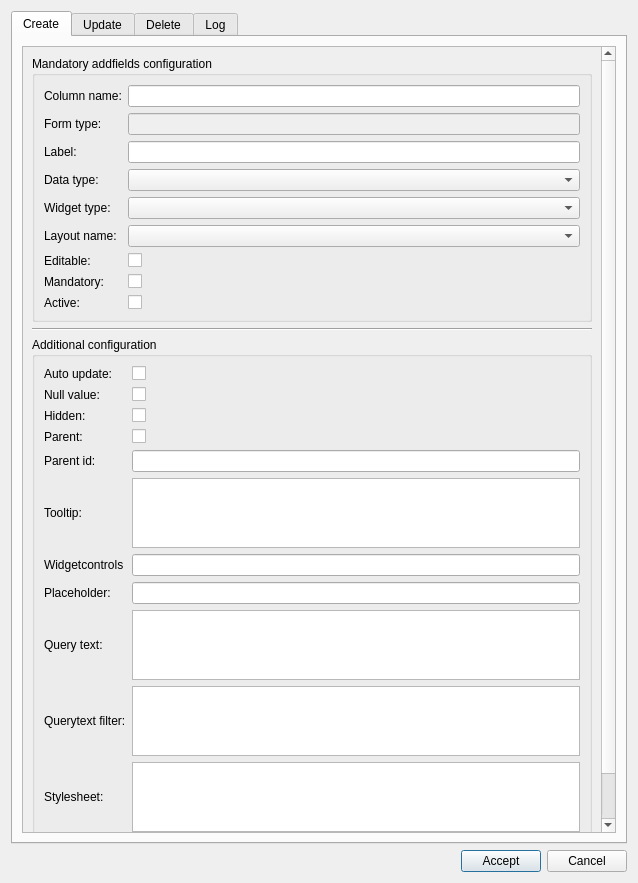
The window that core/ui/admin/admin_addfields.ui (Giswater/giswater_qgis_plugin) describes before a commit, drawn with Qt 5.
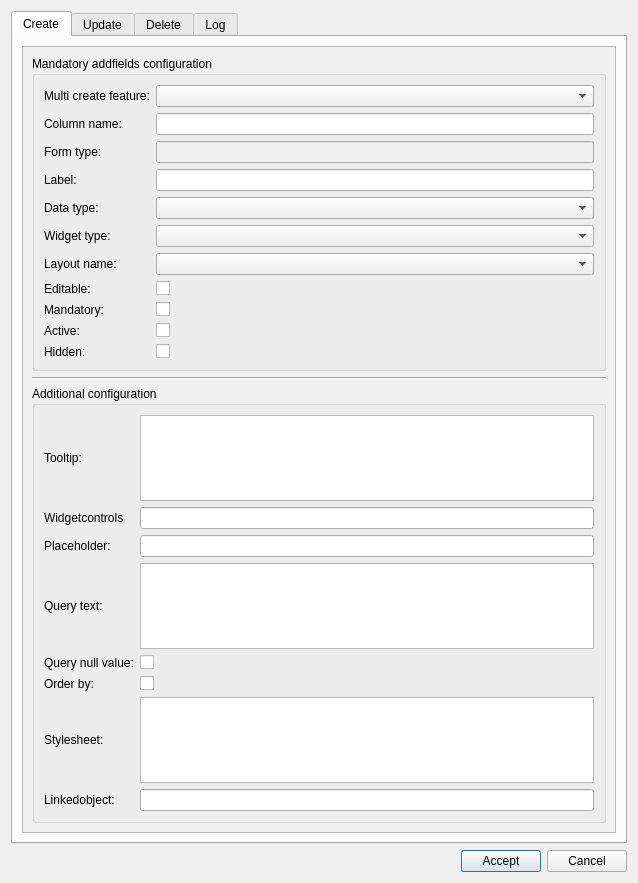
The same window after the commit.

Commit message: Add mulitcreate widget on admin ui and logic to multicreate on admin_btn

The edit to the form file:
```diff
--- a/core/ui/admin/admin_addfields.ui
+++ b/core/ui/admin/admin_addfields.ui
@@ -65,8 +65,8 @@
            <rect>
             <x>0</x>
             <y>0</y>
-            <width>577</width>
-            <height>839</height>
+            <width>594</width>
+            <height>788</height>
            </rect>
           </property>
           <layout class="QVBoxLayout" name="verticalLayout">
@@ -79,114 +79,138 @@
               <item>
                <layout class="QGridLayout" name="gridLayout_6">
                 <item row="2" column="0">
-                 <widget class="QLabel" name="lbl_label">
-                  <property name="text">
-                   <string>Label:</string>
-                  </property>
-                 </widget>
-                </item>
-                <item row="2" column="1">
-                 <widget class="QLineEdit" name="label"/>
-                </item>
-                <item row="1" column="0">
                  <widget class="QLabel" name="lbl_formtype">
                   <property name="text">
                    <string>Form type:</string>
                   </property>
                  </widget>
                 </item>
-                <item row="9" column="0">
-                 <widget class="QLabel" name="lbl_active">
-                  <property name="text">
-                   <string>Active:</string>
-                  </property>
-                 </widget>
-                </item>
-                <item row="9" column="1">
-                 <widget class="QCheckBox" name="active">
-                  <property name="text">
-                   <string/>
-                  </property>
-                 </widget>
-                </item>
-                <item row="7" column="1">
+                <item row="8" column="1">
                  <widget class="QCheckBox" name="iseditable">
                   <property name="text">
                    <string/>
                   </property>
                  </widget>
                 </item>
-                <item row="4" column="0">
+                <item row="5" column="1">
+                 <widget class="QComboBox" name="widgettype"/>
+                </item>
+                <item row="5" column="0">
                  <widget class="QLabel" name="lbl_widgettype">
                   <property name="text">
                    <string>Widget type:</string>
                   </property>
                  </widget>
                 </item>
+                <item row="10" column="0">
+                 <widget class="QLabel" name="lbl_active">
+                  <property name="text">
+                   <string>Active:</string>
+                  </property>
+                 </widget>
+                </item>
+                <item row="8" column="0">
+                 <widget class="QLabel" name="lbl_iseditable">
+                  <property name="text">
+                   <string>Editable:</string>
+                  </property>
+                 </widget>
+                </item>
                 <item row="1" column="1">
-                 <widget class="QLineEdit" name="formtype">
-                  <property name="enabled">
-                   <bool>false</bool>
-                  </property>
-                  <property name="text">
-                   <string/>
-                  </property>
-                 </widget>
+                 <widget class="QLineEdit" name="columnname"/>
                 </item>
-                <item row="8" column="1">
+                <item row="3" column="1">
+                 <widget class="QLineEdit" name="label"/>
+                </item>
+                <item row="9" column="1">
                  <widget class="QCheckBox" name="ismandatory">
                   <property name="text">
                    <string/>
                   </property>
                  </widget>
                 </item>
-                <item row="3" column="0">
+                <item row="11" column="0">
+                 <widget class="QLabel" name="lbl_hidden">
+                  <property name="text">
+                   <string>Hidden:</string>
+                  </property>
+                 </widget>
+                </item>
+                <item row="11" column="1">
+                 <widget class="QCheckBox" name="hidden">
+                  <property name="text">
+                   <string/>
+                  </property>
+                 </widget>
+                </item>
+                <item row="4" column="0">
                  <widget class="QLabel" name="lbl_datatype">
                   <property name="text">
                    <string>Data type:</string>
                   </property>
                  </widget>
                 </item>
-                <item row="3" column="1">
-                 <widget class="QComboBox" name="datatype"/>
+                <item row="10" column="1">
+                 <widget class="QCheckBox" name="active">
+                  <property name="text">
+                   <string/>
+                  </property>
+                 </widget>
                 </item>
-                <item row="0" column="1">
-                 <widget class="QLineEdit" name="columnname"/>
-                </item>
-                <item row="0" column="0">
+                <item row="1" column="0">
                  <widget class="QLabel" name="lbl_columnname">
                   <property name="text">
                    <string>Column name:</string>
                   </property>
                  </widget>
                 </item>
-                <item row="4" column="1">
-                 <widget class="QComboBox" name="widgettype"/>
-                </item>
-                <item row="7" column="0">
-                 <widget class="QLabel" name="lbl_iseditable">
-                  <property name="text">
-                   <string>Editable:</string>
-                  </property>
-                 </widget>
-                </item>
-                <item row="8" column="0">
+                <item row="9" column="0">
                  <widget class="QLabel" name="lbl_ismandatory">
                   <property name="text">
                    <string>Mandatory:</string>
                   </property>
                  </widget>
                 </item>
-                <item row="5" column="1">
+                <item row="6" column="1">
                  <widget class="QComboBox" name="layoutname"/>
                 </item>
-                <item row="5" column="0">
+                <item row="2" column="1">
+                 <widget class="QLineEdit" name="formtype">
+                  <property name="enabled">
+                   <bool>false</bool>
+                  </property>
+                  <property name="text">
+                   <string/>
+                  </property>
+                 </widget>
+                </item>
+                <item row="3" column="0">
+                 <widget class="QLabel" name="lbl_label">
+                  <property name="text">
+                   <string>Label:</string>
+                  </property>
+                 </widget>
+                </item>
+                <item row="6" column="0">
                  <widget class="QLabel" name="lbl_layoutname">
                   <property name="text">
                    <string>Layout name:</string>
                   </property>
                  </widget>
                 </item>
+                <item row="4" column="1">
+                 <widget class="QComboBox" name="datatype"/>
+                </item>
+                <item row="0" column="0">
+                 <widget class="QLabel" name="lbl_multifeaturetype">
+                  <property name="text">
+                   <string>Multi create feature:</string>
+                  </property>
+                 </widget>
+                </item>
+                <item row="0" column="1">
+                 <widget class="QComboBox" name="featuretype"/>
+                </item>
                </layout>
               </item>
              </layout>
@@ -207,146 +231,98 @@
              <layout class="QVBoxLayout" name="verticalLayout_2">
               <item>
                <layout class="QGridLayout" name="gridLayout_7">
-                <item row="9" column="2">
-                 <widget class="QLineEdit" name="placeholder"/>
-                </item>
-                <item row="10" column="2">
-                 <widget class="QPlainTextEdit" name="dv_querytext"/>
-                </item>
-                <item row="9" column="0">
-                 <widget class="QLabel" name="lbl_placeholder">
-                  <property name="text">
-                   <string>Placeholder:</string>
-                  </property>
-                 </widget>
-                </item>
-                <item row="3" column="0">
-                 <widget class="QLabel" name="lbl_dv_isnullvalue">
-                  <property name="text">
-                   <string>Null value:</string>
-                  </property>
-                 </widget>
-                </item>
-                <item row="7" column="0">
-                 <widget class="QLabel" name="lbl_tooltip">
-                  <property name="text">
-                   <string>Tooltip:</string>
-                  </property>
-                 </widget>
-                </item>
-                <item row="6" column="2">
-                 <widget class="QLineEdit" name="dv_parent_id"/>
-                </item>
-                <item row="3" column="2">
-                 <widget class="QCheckBox" name="dv_isnullvalue">
-                  <property name="text">
-                   <string/>
-                  </property>
-                 </widget>
-                </item>
-                <item row="2" column="2">
-                 <widget class="QCheckBox" name="isautoupdate">
-                  <property name="text">
-                   <string/>
-                  </property>
-                 </widget>
-                </item>
-                <item row="2" column="0">
-                 <widget class="QLabel" name="lbl_isautoupdate">
-                  <property name="text">
-                   <string>Auto update:</string>
-                  </property>
-                 </widget>
-                </item>
-                <item row="7" column="2">
-                 <widget class="QPlainTextEdit" name="tooltip"/>
-                </item>
-                <item row="10" column="0">
+                <item row="6" column="0">
                  <widget class="QLabel" name="lbl_dv_querytext">
                   <property name="text">
                    <string>Query text:</string>
                   </property>
                  </widget>
                 </item>
-                <item row="5" column="2">
-                 <widget class="QCheckBox" name="isparent">
+                <item row="8" column="0">
+                 <widget class="QLabel" name="lbl_dv_orderby">
                   <property name="text">
-                   <string/>
+                   <string>Order by:</string>
                   </property>
                  </widget>
                 </item>
-                <item row="12" column="0">
+                <item row="5" column="0">
+                 <widget class="QLabel" name="lbl_placeholder">
+                  <property name="text">
+                   <string>Placeholder:</string>
+                  </property>
+                 </widget>
+                </item>
+                <item row="10" column="0">
+                 <widget class="QLabel" name="lbl_linkedobject">
+                  <property name="text">
+                   <string>Linkedobject:</string>
+                  </property>
+                 </widget>
+                </item>
+                <item row="9" column="0">
                  <widget class="QLabel" name="lbl_stylesheet">
                   <property name="text">
                    <string>Stylesheet:</string>
                   </property>
                  </widget>
                 </item>
-                <item row="13" column="0">
-                 <widget class="QLabel" name="lbl_linkedobject">
+                <item row="4" column="2">
+                 <widget class="QLineEdit" name="widgetcontrols"/>
+                </item>
+                <item row="5" column="2">
+                 <widget class="QLineEdit" name="placeholder"/>
+                </item>
+                <item row="3" column="2">
+                 <widget class="QPlainTextEdit" name="tooltip"/>
+                </item>
+                <item row="4" column="0">
+                 <widget class="QLabel" name="lbl_widgetcontrols">
                   <property name="text">
-                   <string>Linkedobject</string>
+                   <string>Widgetcontrols</string>
                   </property>
                  </widget>
                 </item>
-                <item row="11" column="0">
-                 <widget class="QLabel" name="lbl_dv_querytext_filterc">
+                <item row="6" column="2">
+                 <widget class="QPlainTextEdit" name="dv_querytext"/>
+                </item>
+                <item row="7" column="0">
+                 <widget class="QLabel" name="lbl_dv_querynullvalue">
                   <property name="text">
-                   <string>Querytext filter:</string>
+                   <string>Query null value:</string>
                   </property>
                  </widget>
                 </item>
-                <item row="6" column="0">
-                 <widget class="QLabel" name="lbl_dv_parent_id">
+                <item row="7" column="2">
+                 <widget class="QCheckBox" name="dv_query_nullvalue">
                   <property name="text">
-                   <string>Parent id:</string>
+                   <string/>
                   </property>
                  </widget>
                 </item>
-                <item row="11" column="2">
-                 <widget class="QPlainTextEdit" name="dv_querytext_filterc"/>
-                </item>
-                <item row="12" column="2">
+                <item row="9" column="2">
                  <widget class="QPlainTextEdit" name="stylesheet">
                   <property name="toolTip">
                    <string>&lt;html&gt;&lt;head/&gt;&lt;body&gt;&lt;p&gt;{&amp;quot;label&amp;quot;:&amp;quot;color:green; font-weight:bold;&amp;quot;,&amp;quot;widget&amp;quot;:{&amp;quot;enabled&amp;quot;:&amp;quot;color:black; font-weight:bold;&amp;quot;,&amp;quot;disabled&amp;quot;:&amp;quot;color:black; font-weight:bold;&amp;quot;}}&lt;/p&gt;&lt;/body&gt;&lt;/html&gt;</string>
                   </property>
                  </widget>
                 </item>
-                <item row="8" column="0">
-                 <widget class="QLabel" name="lbl_widgetcontrols">
+                <item row="3" column="0">
+                 <widget class="QLabel" name="lbl_tooltip">
                   <property name="text">
-                   <string>Widgetcontrols</string>
+                   <string>Tooltip:</string>
                   </property>
                  </widget>
                 </item>
-                <item row="5" column="0">
-                 <widget class="QLabel" name="lbl_isparent">
-                  <property name="text">
-                   <string>Parent:</string>
-                  </property>
-                 </widget>
-                </item>
-                <item row="4" column="0">
-                 <widget class="QLabel" name="lbl_hidden">
-                  <property name="text">
-                   <string>Hidden:</string>
-                  </property>
-                 </widget>
-                </item>
-                <item row="4" column="2">
-                 <widget class="QCheckBox" name="hidden">
-                  <property name="text">
-                   <string/>
-                  </property>
-                 </widget>
-                </item>
-                <item row="8" column="2">
-                 <widget class="QLineEdit" name="widgetcontrols"/>
-                </item>
-                <item row="13" column="2">
+                <item row="10" column="2">
                  <widget class="QLineEdit" name="linkedobject"/>
                 </item>
+                <item row="8" column="2">
+                 <widget class="QCheckBox" name="dv_orderby_id">
+                  <property name="text">
+                   <string/>
+                  </property>
+                 </widget>
+                </item>
                </layout>
               </item>
              </layout>
```
Left out of the diff: 28 changed lines with no effect on the pictures. The commit also changes 2 other files.
